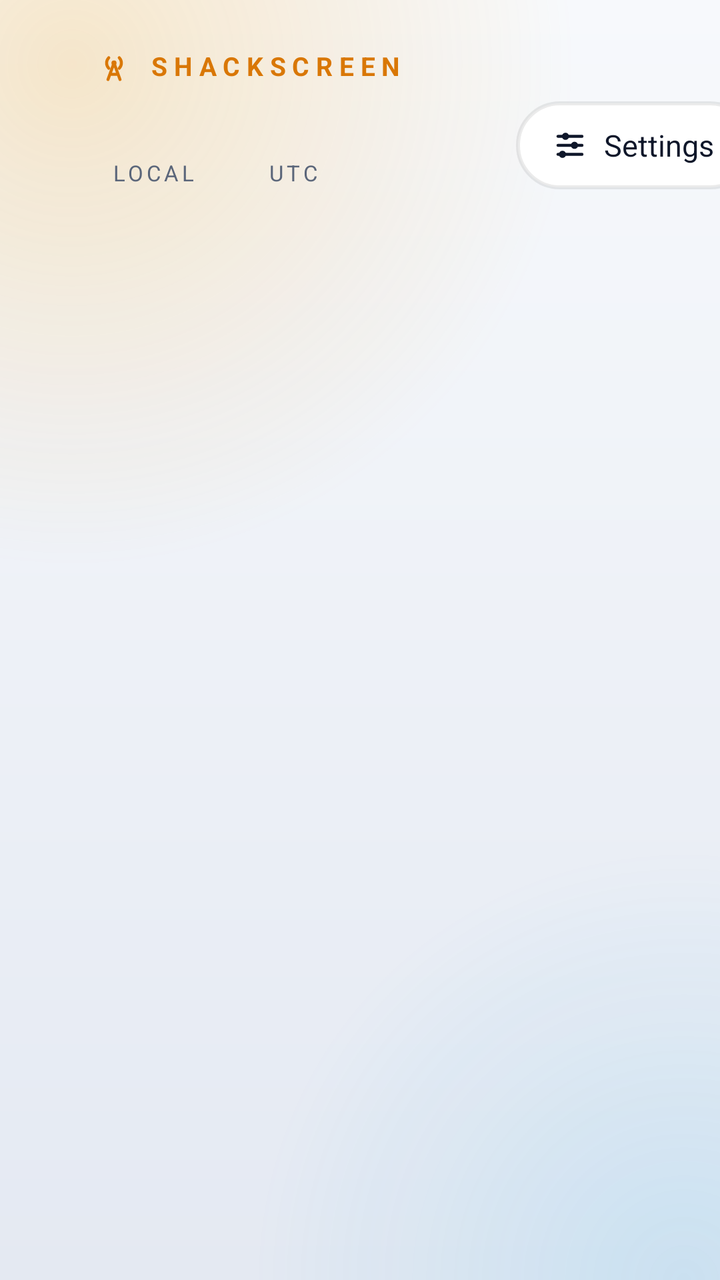
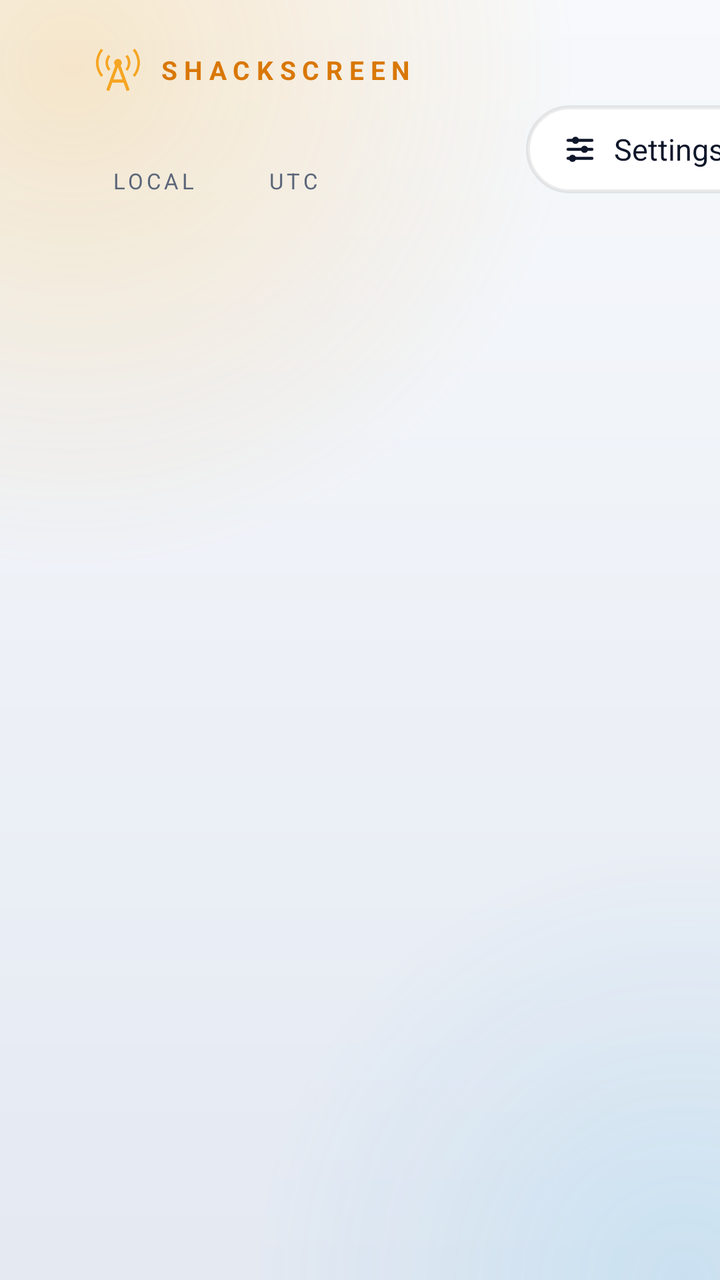

Two renders of the same Android screen: before a commit and after it. Below are the layout's source before the change and the commit's diff.
<!-- AndroidManifest.xml: application theme Theme.ShackScreen -->
<!-- res/layout/activity_main.xml -->
<?xml version="1.0" encoding="utf-8"?>
<LinearLayout xmlns:android="http://schemas.android.com/apk/res/android"
    android:layout_width="match_parent"
    android:layout_height="match_parent"
    android:clipChildren="false"
    android:clipToPadding="false"
    android:orientation="vertical"
    android:paddingStart="48dp"
    android:paddingEnd="48dp"
    android:paddingTop="24dp"
    android:paddingBottom="20dp">

    <LinearLayout
        android:layout_width="match_parent"
        android:layout_height="wrap_content"
        android:gravity="center_vertical"
        android:orientation="horizontal">

        <LinearLayout
            android:layout_width="wrap_content"
            android:layout_height="wrap_content"
            android:orientation="vertical">

            <LinearLayout
                android:layout_width="wrap_content"
                android:layout_height="wrap_content"
                android:gravity="center_vertical"
                android:orientation="horizontal">

                <ImageView
                    android:layout_width="18dp"
                    android:layout_height="18dp"
                    android:layout_marginEnd="8dp"
                    android:src="@drawable/ic_antenna"
                    android:tint="@color/accent"
                    android:importantForAccessibility="no" />

                <TextView
                    android:layout_width="wrap_content"
                    android:layout_height="wrap_content"
                    android:letterSpacing="0.25"
                    android:text="@string/app_name"
                    android:textAllCaps="true"
                    android:textColor="@color/accent"
                    android:textSize="13sp"
                    android:textStyle="bold" />
            </LinearLayout>

            <LinearLayout
                android:layout_width="wrap_content"
                android:layout_height="wrap_content"
                android:layout_marginTop="2dp"
                android:baselineAligned="true"
                android:orientation="horizontal">

                <TextView
                    android:id="@+id/clock_local"
                    android:layout_width="wrap_content"
                    android:layout_height="wrap_content"
                    android:textColor="@color/text"
                    android:textSize="44sp" />

                <TextView
                    style="@style/Label"
                    android:layout_width="wrap_content"
                    android:layout_height="wrap_content"
                    android:layout_marginStart="8dp"
                    android:layout_marginEnd="28dp"
                    android:text="@string/local" />

                <TextView
                    android:id="@+id/clock_utc"
                    android:layout_width="wrap_content"
                    android:layout_height="wrap_content"
                    android:textColor="@color/accent2"
                    android:textSize="44sp" />

                <TextView
                    style="@style/Label"
                    android:layout_width="wrap_content"
                    android:layout_height="wrap_content"
                    android:layout_marginStart="8dp"
                    android:text="@string/utc" />
            </LinearLayout>

            <TextView
                android:id="@+id/date"
                android:layout_width="wrap_content"
                android:layout_height="wrap_content"
                android:textColor="@color/dim"
                android:textSize="14sp" />
        </LinearLayout>

        
        <LinearLayout
            android:id="@+id/callsigns"
            android:layout_width="wrap_content"
            android:layout_height="wrap_content"
            android:layout_marginStart="28dp"
            android:background="@drawable/icon_focus"
            android:clickable="true"
            android:focusable="true"
            android:orientation="vertical"
            android:paddingStart="14dp"
            android:paddingTop="0dp"
            android:paddingEnd="14dp"
            android:paddingBottom="2dp" />

        <View
            android:layout_width="0dp"
            android:layout_height="1dp"
            android:layout_weight="1" />

        <LinearLayout
            android:id="@+id/update"
            android:layout_width="wrap_content"
            android:layout_height="44dp"
            android:layout_marginEnd="12dp"
            android:background="@drawable/pill_bg"
            android:focusable="true"
            android:clickable="true"
            android:gravity="center_vertical"
            android:orientation="horizontal"
            android:paddingStart="18dp"
            android:paddingEnd="20dp"
            android:visibility="gone">

            <ImageView
                android:layout_width="18dp"
                android:layout_height="18dp"
                android:layout_marginEnd="8dp"
                android:src="@drawable/ic_update"
                android:tint="@color/accent"
                android:importantForAccessibility="no" />

            <TextView
                android:id="@+id/update_text"
                android:layout_width="wrap_content"
                android:layout_height="wrap_content"
                android:textColor="@color/accent"
                android:textSize="15sp"
                android:textStyle="bold" />
        </LinearLayout>

        <LinearLayout
            android:id="@+id/settings"
            android:layout_width="wrap_content"
            android:layout_height="44dp"
            android:background="@drawable/pill_bg"
            android:focusable="true"
            android:clickable="true"
            android:gravity="center_vertical"
            android:orientation="horizontal"
            android:paddingStart="18dp"
            android:paddingEnd="20dp">

            <ImageView
                android:layout_width="18dp"
                android:layout_height="18dp"
                android:layout_marginEnd="8dp"
                android:src="@drawable/ic_settings"
                android:tint="@color/text"
                android:importantForAccessibility="no" />

            <TextView
                android:layout_width="wrap_content"
                android:layout_height="wrap_content"
                android:text="@string/settings"
                android:textColor="@color/text"
                android:textSize="15sp" />
        </LinearLayout>
    </LinearLayout>

    
    <HorizontalScrollView
        android:id="@+id/widget_scroll"
        android:layout_width="match_parent"
        android:layout_height="0dp"
        android:layout_marginTop="18dp"
        android:layout_weight="1"
        android:clipChildren="false"
        android:clipToPadding="false"
        android:scrollbars="none">

        <LinearLayout
            android:id="@+id/widgets"
            android:layout_width="wrap_content"
            android:layout_height="match_parent"
            android:clipChildren="false"
            android:orientation="horizontal" />
    </HorizontalScrollView>

    
    <HorizontalScrollView
        android:layout_width="match_parent"
        android:layout_height="wrap_content"
        android:layout_marginStart="-14dp"
        android:layout_marginEnd="-14dp"
        android:clipChildren="false"
        android:clipToPadding="false"
        android:paddingStart="14dp"
        android:paddingEnd="14dp"
        android:layout_marginTop="12dp"
        android:paddingTop="6dp"
        android:paddingBottom="6dp"
        android:scrollbars="none">

        <LinearLayout
            android:id="@+id/apps"
            android:clipChildren="false"
            android:layout_width="wrap_content"
            android:layout_height="wrap_content"
            android:orientation="horizontal" />
    </HorizontalScrollView>
</LinearLayout>
<!-- resources referenced by this layout -->
<resources>
  <color name="accent">#D97706</color>
  <color name="accent2">#0284C7</color>
  <color name="dim">#5B667A</color>
  <color name="text">#0F172A</color>
  <!-- drawable ic_antenna (drawable) -->
  <?xml version="1.0" encoding="utf-8"?>
  <vector xmlns:android="http://schemas.android.com/apk/res/android"
      android:width="24dp" android:height="24dp" android:viewportWidth="24" android:viewportHeight="24">
      <path android:strokeColor="#FFFFFFFF" android:strokeWidth="2" android:strokeLineCap="round" android:strokeLineJoin="round" android:pathData="M12,10L8,21 M12,10L16,21 M9.3,17.5H14.7 M8.5,6.5a5,5 0,0 0,0 7 M15.5,6.5a5,5 0,0 1,0 7" />
      <path android:fillColor="#FFFFFFFF" android:pathData="M12,8.3a1.7,1.7 0,1 1,0 3.4a1.7,1.7 0,1 1,0 -3.4z" />
  </vector>
  <!-- drawable ic_settings (drawable) -->
  <?xml version="1.0" encoding="utf-8"?>
  <vector xmlns:android="http://schemas.android.com/apk/res/android"
      android:width="24dp" android:height="24dp" android:viewportWidth="24" android:viewportHeight="24">
      <path android:strokeColor="#FFFFFFFF" android:strokeWidth="2" android:strokeLineCap="round" android:strokeLineJoin="round" android:pathData="M4,6H20 M4,12H20 M4,18H20" />
      <path android:fillColor="#FFFFFFFF" android:pathData="M9,3.6a2.4,2.4 0,1 1,0 4.8a2.4,2.4 0,1 1,0 -4.8z M15,9.6a2.4,2.4 0,1 1,0 4.8a2.4,2.4 0,1 1,0 -4.8z M7,15.6a2.4,2.4 0,1 1,0 4.8a2.4,2.4 0,1 1,0 -4.8z" />
  </vector>
  <!-- drawable ic_update (drawable) -->
  <?xml version="1.0" encoding="utf-8"?>
  <vector xmlns:android="http://schemas.android.com/apk/res/android"
      android:width="24dp" android:height="24dp" android:viewportWidth="24" android:viewportHeight="24">
      <path android:strokeColor="#FFFFFFFF" android:strokeWidth="2" android:strokeLineCap="round" android:strokeLineJoin="round" android:pathData="M12,15V4 M7,9L12,4L17,9 M5,15V19H19V15" />
  </vector>
  <!-- drawable pill_bg (drawable) -->
  <?xml version="1.0" encoding="utf-8"?>
  <selector xmlns:android="http://schemas.android.com/apk/res/android">
      <item android:state_focused="true">
          <shape>
              <solid android:color="@color/tile_focus" />
              <stroke android:width="2dp" android:color="@color/accent" />
              <corners android:radius="999dp" />
          </shape>
      </item>
      <item>
          <shape>
              <solid android:color="@color/tile" />
              <stroke android:width="2dp" android:color="@color/card_border" />
              <corners android:radius="999dp" />
          </shape>
      </item>
  </selector>
  <string name="app_name">ShackScreen</string>
  <string name="local">Local</string>
  <string name="settings">Settings</string>
  <string name="utc">UTC</string>
  <style name="Label">
          <item name="android:textColor">@color/dim</item>
          <item name="android:textSize">11sp</item>
          <item name="android:letterSpacing">0.15</item>
          <item name="android:textAllCaps">true</item>
      </style>
  <style name="Theme.ShackScreen" parent="@android:style/Theme.DeviceDefault.NoActionBar.Fullscreen">
          <item name="android:windowBackground">@drawable/bg_screen</item>
          <item name="android:colorAccent">@color/accent</item>
          <item name="android:textColor">@color/text</item>
          <item name="android:textColorHint">@color/faint</item>
      </style>
  <color name="tile">#FFFFFF</color>
  <color name="tile_focus">#FFFFFF</color>
  <color name="card_border">#14000000</color>
  <color name="faint">#A3ACBB</color>
  <color name="bg_top">#F7F9FC</color>
  <color name="bg_bottom">#E4E9F2</color>
  <color name="glow">#33F59E0B</color>
  <color name="glow2">#1F0EA5E9</color>
  <!-- unchanged entries left out for length: 2 -->
</resources>

<!-- the commit's change to res/layout/activity_main.xml (unified diff, before → after) -->
@@ -27,12 +27,12 @@
                 android:gravity="center_vertical"
                 android:orientation="horizontal">
 
+                
                 <ImageView
-                    android:layout_width="18dp"
-                    android:layout_height="18dp"
-                    android:layout_marginEnd="8dp"
-                    android:src="@drawable/ic_antenna"
-                    android:tint="@color/accent"
+                    android:layout_width="22dp"
+                    android:layout_height="22dp"
+                    android:layout_marginEnd="9dp"
+                    android:src="@drawable/logo_tower"
                     android:importantForAccessibility="no" />
 
                 <TextView
<!-- resource entries referenced after the edit -->
@@ -4,13 +4,6 @@
   <color name="accent2">#0284C7</color>
   <color name="dim">#5B667A</color>
   <color name="text">#0F172A</color>
-  <!-- drawable ic_antenna (drawable) -->
-  <?xml version="1.0" encoding="utf-8"?>
-  <vector xmlns:android="http://schemas.android.com/apk/res/android"
-      android:width="24dp" android:height="24dp" android:viewportWidth="24" android:viewportHeight="24">
-      <path android:strokeColor="#FFFFFFFF" android:strokeWidth="2" android:strokeLineCap="round" android:strokeLineJoin="round" android:pathData="M12,10L8,21 M12,10L16,21 M9.3,17.5H14.7 M8.5,6.5a5,5 0,0 0,0 7 M15.5,6.5a5,5 0,0 1,0 7" />
-      <path android:fillColor="#FFFFFFFF" android:pathData="M12,8.3a1.7,1.7 0,1 1,0 3.4a1.7,1.7 0,1 1,0 -3.4z" />
-  </vector>
   <!-- drawable ic_settings (drawable) -->
   <?xml version="1.0" encoding="utf-8"?>
   <vector xmlns:android="http://schemas.android.com/apk/res/android"
@@ -24,6 +17,7 @@
       android:width="24dp" android:height="24dp" android:viewportWidth="24" android:viewportHeight="24">
       <path android:strokeColor="#FFFFFFFF" android:strokeWidth="2" android:strokeLineCap="round" android:strokeLineJoin="round" android:pathData="M12,15V4 M7,9L12,4L17,9 M5,15V19H19V15" />
   </vector>
+  <!-- drawable logo_tower: png bitmap (drawable-nodpi, 19645 bytes) -->
   <!-- drawable pill_bg (drawable) -->
   <?xml version="1.0" encoding="utf-8"?>
   <selector xmlns:android="http://schemas.android.com/apk/res/android">
